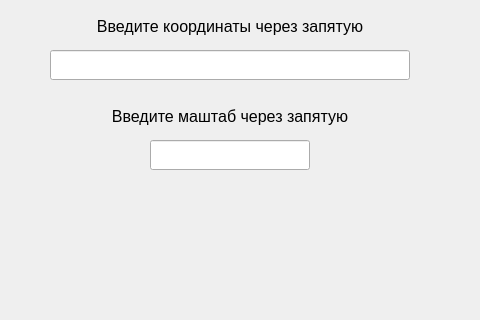
xxxazzo/YL_repo, file forms/ymaps_window_form.ui: the form before one commit; both pictures show x 0 to 480 and y 0 to 320 of the 1100 by 540 pixel window.
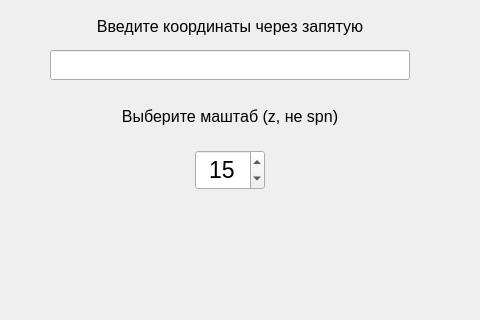
The form after the commit.

Commit message: Большая задача по Maps API. Часть №2

The edit to the form file:
```diff
--- a/forms/ymaps_window_form.ui
+++ b/forms/ymaps_window_form.ui
@@ -87,27 +87,6 @@
      <set>Qt::AlignCenter</set>
     </property>
    </widget>
-   <widget class="QLineEdit" name="scale">
-    <property name="geometry">
-     <rect>
-      <x>150</x>
-      <y>140</y>
-      <width>160</width>
-      <height>30</height>
-     </rect>
-    </property>
-    <property name="font">
-     <font>
-      <pointsize>10</pointsize>
-     </font>
-    </property>
-    <property name="text">
-     <string/>
-    </property>
-    <property name="alignment">
-     <set>Qt::AlignCenter</set>
-    </property>
-   </widget>
    <widget class="QLabel" name="label_2">
     <property name="geometry">
      <rect>
@@ -129,12 +108,39 @@
      <bool>false</bool>
     </property>
     <property name="text">
-     <string>Введите маштаб через запятую</string>
+     <string>Выберите маштаб (z, не spn)</string>
     </property>
     <property name="alignment">
      <set>Qt::AlignCenter</set>
     </property>
    </widget>
+   <widget class="QSpinBox" name="scale">
+    <property name="geometry">
+     <rect>
+      <x>195</x>
+      <y>150</y>
+      <width>70</width>
+      <height>40</height>
+     </rect>
+    </property>
+    <property name="font">
+     <font>
+      <pointsize>17</pointsize>
+     </font>
+    </property>
+    <property name="alignment">
+     <set>Qt::AlignCenter</set>
+    </property>
+    <property name="prefix">
+     <string/>
+    </property>
+    <property name="maximum">
+     <number>21</number>
+    </property>
+    <property name="value">
+     <number>15</number>
+    </property>
+   </widget>
   </widget>
   <widget class="QMenuBar" name="menubar">
    <property name="geometry">
```
Left out of the diff: 13 changed lines with no effect on the pictures. The commit also changes 1 other file.
